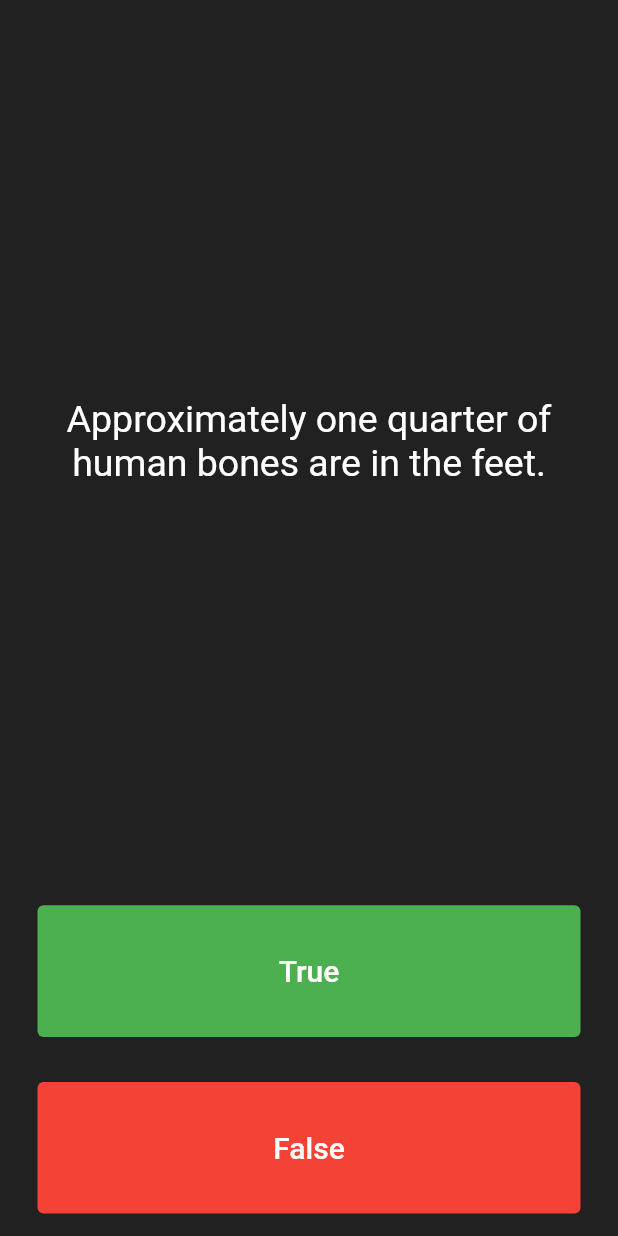
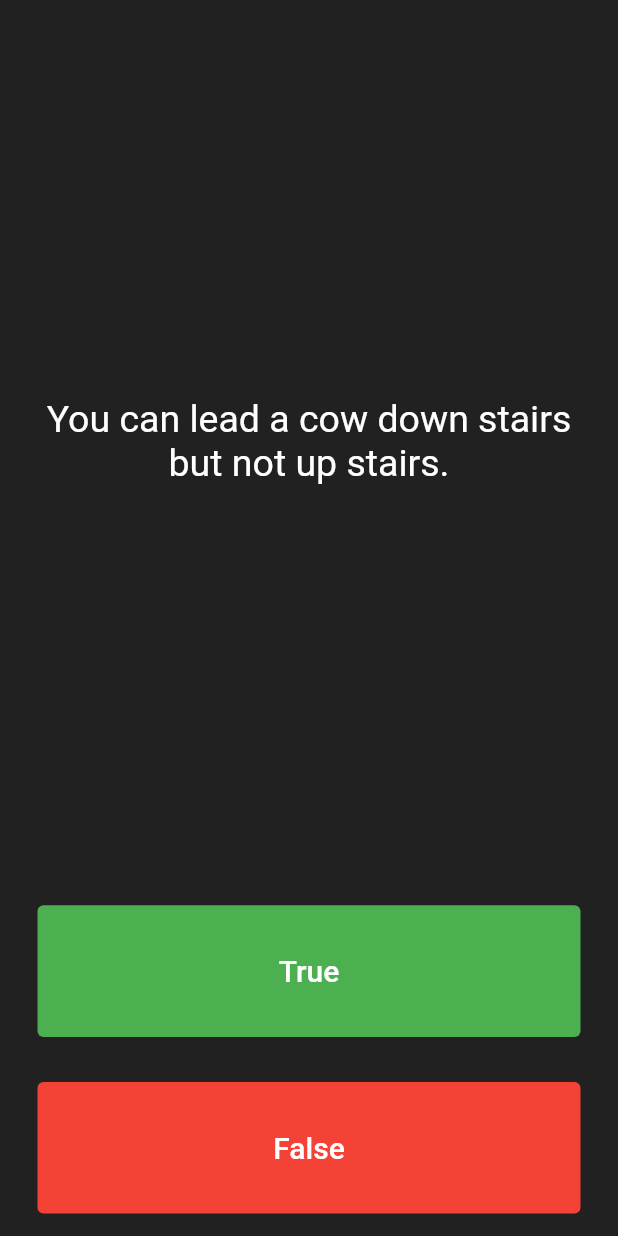
Before and after one commit to inodab/quizzer, a Flutter app: the screen it shows after launch, after a tap on "True", on a phone screen of 412 x 824 dp. Run offline on Flutter 3.47's test engine with Material 2 defaults, Android fonts, the light colour scheme and no system bars.

Commit message:
Abstraction and Encapsulation

```diff
--- a/lib/main.dart
+++ b/lib/main.dart
@@ -1,4 +1,7 @@
 import 'package:flutter/material.dart';
+import 'quiz_brain.dart';
+
+QuizBrain quizBrain = QuizBrain();
 
 void main() => runApp(Quizzer());
 
@@ -25,14 +28,9 @@
 }
 
 class _QuizPageState extends State<QuizPage> {
+  // Declaring variables
   List<Icon> scoreKeeper = [];
-  List<String> questions = [
-    'You can lead a cow down stairs but not up stairs.',
-    'Approximately one quarter of human bones are in the feet.',
-    'A slug\'s blood is green.'
-  ];
 
-  int questionNumber = 0;
   @override
   Widget build(BuildContext context) {
     return Column(
@@ -45,7 +43,7 @@
             padding: EdgeInsets.all(10.0),
             child: Center(
               child: Text(
-                questions[questionNumber],
+                quizBrain.getQuestionText(),
                 textAlign: TextAlign.center,
                 style: TextStyle(
                   fontSize: 25.0,
@@ -63,8 +61,15 @@
                 backgroundColor: MaterialStateProperty.all(Colors.green),
               ),
               onPressed: () {
+                // The user press True
+                bool correctAnswers = quizBrain.getCorrectAnswer();
+                if (correctAnswers == true) {
+                  print('You got it right!');
+                } else {
+                  print('You got it wrong!');
+                }
                 setState(() {
-                  questionNumber++;
+                  quizBrain.nextQuestion();
                 });
               },
               child: Text(
@@ -84,7 +89,18 @@
               style: ButtonStyle(
                 backgroundColor: MaterialStateProperty.all(Colors.red),
               ),
-              onPressed: () {},
+              onPressed: () {
+                // The user press True
+                bool correctAnswers = quizBrain.getCorrectAnswer();
+                if (correctAnswers == false) {
+                  print('You got it right!');
+                } else {
+                  print('You got it wrong!');
+                }
+                setState(() {
+                  quizBrain.nextQuestion();
+                });
+              },
               child: Text(
                 'False',
                 style: TextStyle(
--- /dev/null
+++ b/lib/question.dart
@@ -0,0 +1,9 @@
+class Question {
+  late String questionText;
+  late bool questionAnswer;
+
+  Question(String q, bool a) {
+    questionText = q;
+    questionAnswer = a;
+  }
+}
--- /dev/null
+++ b/lib/quiz_brain.dart
@@ -0,0 +1,47 @@
+import 'question.dart';
+
+class QuizBrain {
+  int _questionNumber = 0;
+  List<Question> _questionBank = [
+    Question('Some cats are actually allergic to humans', true),
+    Question('You can lead a cow down stairs but not up stairs.', false),
+    Question('Approximately one quarter of human bones are in the feet.', true),
+    Question('A slug\'s blood is green.', true),
+    Question('Buzz Aldrin\'s mother\'s maiden name was \"Moon\".', true),
+    Question('It is illegal to pee in the Ocean in Portugal.', true),
+    Question(
+        'No piece of square dry paper can be folded in half more than 7 times.',
+        false),
+    Question(
+        'In London, UK, if you happen to die in the House of Parliament, you are technically entitled to a state funeral, because the building is considered too sacred a place.',
+        true),
+    Question(
+        'The loudest sound produced by any animal is 188 decibels. That animal is the African Elephant.',
+        false),
+    Question(
+        'The total surface area of two human lungs is approximately 70 square metres.',
+        true),
+    Question('Google was originally called \"Backrub\".', true),
+    Question(
+        'Chocolate affects a dog\'s heart and nervous system; a few ounces are enough to kill a small dog.',
+        true),
+    Question(
+        'In West Virginia, USA, if you accidentally hit an animal with your car, you are free to take it home to eat.',
+        true),
+  ];
+  void nextQuestion() {
+    if (_questionNumber < _questionBank.length - 1) {
+      _questionNumber++;
+    }
+    print(_questionNumber);
+    print(_questionBank.length);
+  }
+
+  String getQuestionText() {
+    return _questionBank[_questionNumber].questionText;
+  }
+
+  bool getCorrectAnswer() {
+    return _questionBank[_questionNumber].questionAnswer;
+  }
+}
```
